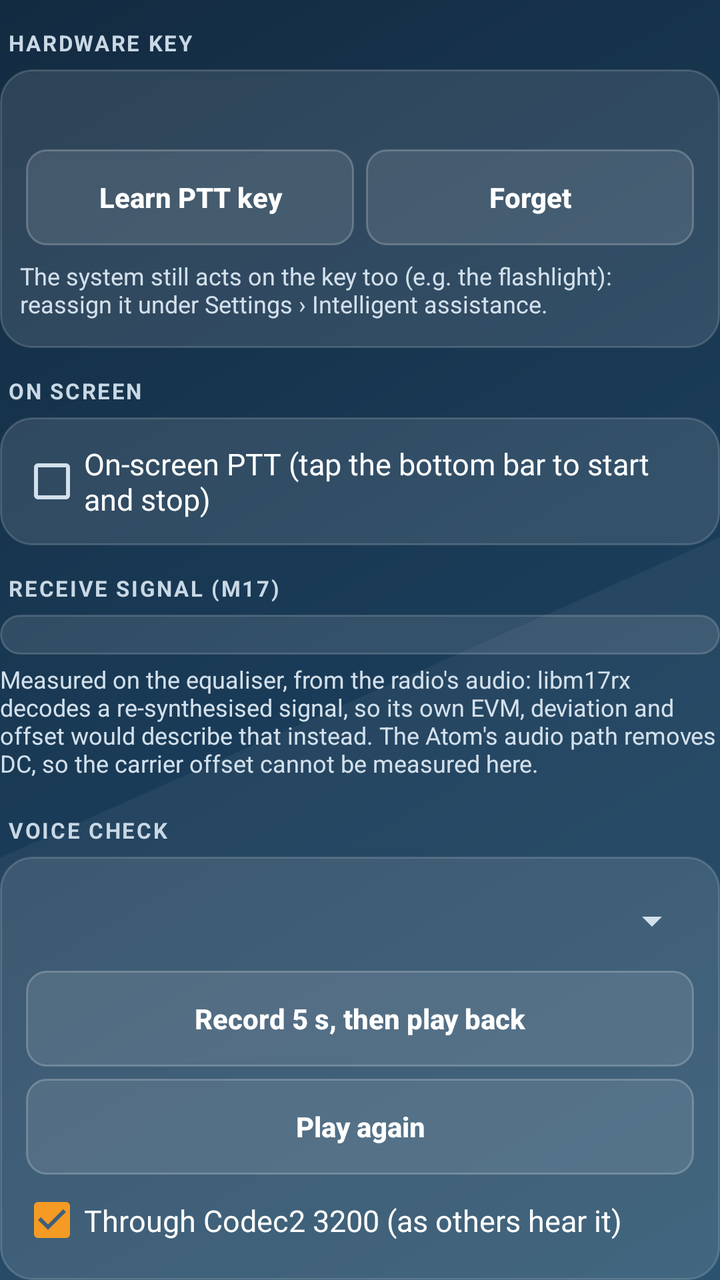
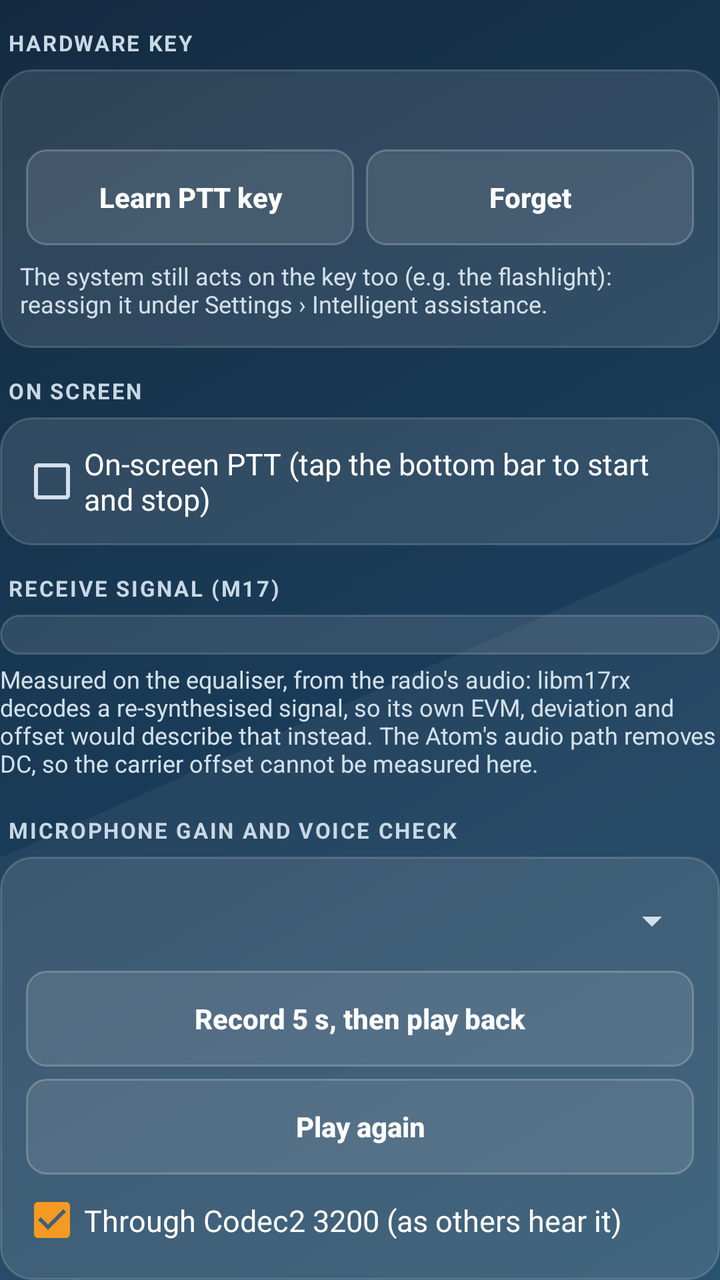

Before-and-after screenshots of an Android layout around one commit, followed by the original layout XML and the change that was made.
<!-- AndroidManifest.xml: application theme AppTheme -->
<!-- res/layout/tab_device.xml -->
<?xml version="1.0" encoding="utf-8"?>
<LinearLayout xmlns:android="http://schemas.android.com/apk/res/android"
    android:layout_width="match_parent" android:layout_height="wrap_content" android:orientation="vertical">

    <LinearLayout android:id="@+id/grpPtt" android:layout_width="match_parent" android:layout_height="wrap_content" android:orientation="vertical">
        <TextView style="@style/Head" android:text="Hardware key" />
        <LinearLayout style="@style/Group">
            <TextView android:id="@+id/pttInfo" style="@style/Note" android:textSize="14sp" android:textColor="@color/white" />
            <LinearLayout style="@style/Row">
                <Button android:id="@+id/pttLearn" style="@style/Small" android:layout_width="0dp" android:layout_weight="1" android:text="Learn PTT key" />
                <Button android:id="@+id/pttForget" style="@style/Small" android:layout_width="0dp" android:layout_weight="1" android:text="Forget" />
            </LinearLayout>
            <TextView style="@style/Note" android:text="The system still acts on the key too (e.g. the flashlight): reassign it under Settings › Intelligent assistance." />
        </LinearLayout>
        <TextView style="@style/Head" android:text="On screen" />
        <LinearLayout style="@style/Group">
            <CheckBox android:id="@+id/softPtt" style="@style/Check" android:text="On-screen PTT (tap the bottom bar to start and stop)" />
        </LinearLayout>
    </LinearLayout>

    <LinearLayout android:id="@+id/grpBench" android:layout_width="match_parent" android:layout_height="wrap_content" android:orientation="vertical">
        <TextView style="@style/Head" android:text="Receive signal (M17)" />
        <LinearLayout android:id="@+id/signalBox" style="@style/Group" />
        <TextView style="@style/Note" android:text="Measured on the equaliser, from the radio's audio: libm17rx decodes a re-synthesised signal, so its own EVM, deviation and offset would describe that instead. The Atom's audio path removes DC, so the carrier offset cannot be measured here." />
        <TextView style="@style/Head" android:text="Voice check" />
        <LinearLayout style="@style/Group">
            <Spinner android:id="@+id/micGain" style="@style/Spin" />
            <Button android:id="@+id/voiceRec" style="@style/Big" android:text="Record 5 s, then play back" />
            <Button android:id="@+id/voicePlay" style="@style/Big" android:text="Play again" />
            <CheckBox android:id="@+id/voiceCodec" style="@style/Check" android:checked="true" android:text="Through Codec2 3200 (as others hear it)" />
            <TextView android:id="@+id/voiceInfo" style="@style/Note" />
            <TextView style="@style/Note" android:text="The microphone gain applies to M17 and FM transmit. Speak as you would into the radio; aim for peaks around −12 dBFS." />
        </LinearLayout>

        <TextView style="@style/Head" android:text="Transmit test" />
        <LinearLayout style="@style/Group">
            <Button android:id="@+id/testTx" style="@style/Big" android:text="M17 test: 10 s of a 1 kHz tone" />
            <TextView style="@style/Note" android:text="Keys the transmitter without the microphone or the PTT key: use a dummy load or a frequency you may use." />
        </LinearLayout>
        <TextView style="@style/Head" android:text="Receive recording" />
        <LinearLayout style="@style/Group">
            <Button android:id="@+id/record" style="@style/Big" android:text="Record M17 receive audio (30 s)" />
            <TextView style="@style/Note" android:text="Saves what the M17 decoder hears (8 kHz WAV) to Download/AtoM17, for checking a station that does not decode." />
        </LinearLayout>
    </LinearLayout>

    <LinearLayout android:id="@+id/grpMsgs" android:layout_width="match_parent" android:layout_height="wrap_content" android:orientation="vertical">
        <TextView style="@style/Head" android:text="Notify for" />
        <LinearLayout style="@style/Group">
            <Spinner android:id="@+id/msgNotify" style="@style/Spin" />
            <TextView style="@style/Note" android:text="Received SMS post a notification with a Reply button. The Inbox tab keeps every message either way." />
        </LinearLayout>
        <TextView style="@style/Head" android:text="Sound" />
        <LinearLayout style="@style/Group">
            <LinearLayout style="@style/Row">
                <TextView android:id="@+id/msgSoundName" style="@style/KeyText" android:fontFamily="sans-serif" android:textSize="15sp" android:textStyle="bold" />
                <Button android:id="@+id/msgSound" style="@style/Small" android:text="Choose…" />
            </LinearLayout>
        </LinearLayout>
        <TextView style="@style/Head" android:text="Vibration" />
        <LinearLayout style="@style/Group">
            <Spinner android:id="@+id/msgVibrate" style="@style/Spin" />
            <TextView style="@style/Note" android:text="The phone's ringer mode applies: silent plays nothing, vibrate only vibrates, and do-not-disturb holds both." />
        </LinearLayout>
        <Button android:id="@+id/msgTest" style="@style/Big" android:layout_marginTop="12dp" android:text="Test notification" />
    </LinearLayout>

    <LinearLayout android:id="@+id/grpScreen" android:layout_width="match_parent" android:layout_height="wrap_content" android:orientation="vertical">
        <TextView style="@style/Head" android:text="Screen" />
        <LinearLayout style="@style/Group">
            <Spinner android:id="@+id/screenOn" style="@style/Spin" />
            <Spinner android:id="@+id/wakeFor" style="@style/Spin" />
            <TextView style="@style/Note" android:text="While active: kept on during a transmission, a received stream or an open FM squelch, and 10 s after; otherwise the phone's own screen timeout applies. Waking lights the screen for 5 s." />
        </LinearLayout>
        <TextView style="@style/Head" android:text="Receive processing" />
        <LinearLayout style="@style/Group">
            <TextView android:id="@+id/dspLoad" style="@style/Note" android:textSize="14sp" android:textColor="@color/white" />
            <TextView style="@style/Note" android:text="Equaliser, decoder and audio, as a share of one CPU core, over the last 5 s (M17 mode). The log records it every 5 minutes." />
        </LinearLayout>
    </LinearLayout>

    <LinearLayout android:id="@+id/grpAbout" android:layout_width="match_parent" android:layout_height="wrap_content" android:orientation="vertical">
        <TextView style="@style/Head" android:text="AtoM17" />
        <LinearLayout style="@style/Group">
            <TextView android:id="@+id/about" style="@style/Note" android:textSize="13sp" android:textIsSelectable="true" />
        </LinearLayout>
    </LinearLayout>
</LinearLayout>
<!-- resources referenced by this layout -->
<resources>
  <color name="white">#FFFFFF</color>
  <style name="Big" parent="Small">
          <item name="android:layout_width">match_parent</item>
          <item name="android:layout_height">48dp</item>
      </style>
  <style name="Check">
          <item name="android:layout_width">match_parent</item>
          <item name="android:layout_height">wrap_content</item>
          <item name="android:minHeight">44dp</item>
          <item name="android:textColor">@color/white</item>
          <item name="android:textSize">15sp</item>
      </style>
  <style name="Group">
          <item name="android:layout_width">match_parent</item>
          <item name="android:layout_height">wrap_content</item>
          <item name="android:orientation">vertical</item>
          <item name="android:background">@drawable/card</item>
          <item name="android:padding">10dp</item>
      </style>
  <style name="Head">
          <item name="android:layout_width">match_parent</item>
          <item name="android:layout_height">wrap_content</item>
          <item name="android:textColor">@color/label</item>
          <item name="android:textStyle">bold</item>
          <item name="android:textSize">11sp</item>
          <item name="android:textAllCaps">true</item>
          <item name="android:letterSpacing">0.08</item>
          <item name="android:paddingTop">14dp</item>
          <item name="android:paddingBottom">6dp</item>
          <item name="android:paddingLeft">4dp</item>
      </style>
  <style name="KeyText">
          <item name="android:layout_width">0dp</item>
          <item name="android:layout_weight">1</item>
          <item name="android:layout_height">wrap_content</item>
          <item name="android:textColor">@color/white</item>
          <item name="android:fontFamily">monospace</item>
          <item name="android:textSize">13sp</item>
          <item name="android:paddingLeft">4dp</item>
      </style>
  <style name="Note">
          <item name="android:layout_width">match_parent</item>
          <item name="android:layout_height">wrap_content</item>
          <item name="android:textColor">@color/text3</item>
          <item name="android:textSize">12sp</item>
          <item name="android:paddingTop">4dp</item>
          <item name="android:paddingBottom">4dp</item>
      </style>
  <style name="Row">
          <item name="android:layout_width">match_parent</item>
          <item name="android:layout_height">wrap_content</item>
          <item name="android:orientation">horizontal</item>
          <item name="android:gravity">center_vertical</item>
      </style>
  <style name="Spin">
          <item name="android:layout_width">match_parent</item>
          <item name="android:layout_height">wrap_content</item>
          <item name="android:minHeight">44dp</item>
          <item name="android:spinnerMode">dialog</item>
      </style>
  <!-- drawable card (drawable) -->
  <?xml version="1.0" encoding="utf-8"?>
  <shape xmlns:android="http://schemas.android.com/apk/res/android">
      <corners android:radius="16dp" /><solid android:color="#1CFFFFFF" /><stroke android:width="1dp" android:color="#29FFFFFF" />
  </shape>
  <color name="label">#C9D8E5</color>
  <color name="text3">#D3E0EB</color>
  <color name="orange">#F59A23</color>
  <color name="bg_top">#132B41</color>
  <color name="nav_bar">#1F4A68</color>
  <style name="Dialog" parent="@android:style/Theme.DeviceDefault.Dialog.Alert">
          <item name="android:colorAccent">@color/orange</item>
          <item name="android:colorBackground">@color/bg_mid</item>
          <item name="android:textColorPrimary">@color/white</item>
          <item name="android:textColorSecondary">@color/text3</item>
      </style>
  <color name="bg_mid">#1A3B57</color>
  <color name="bg_bottom">#1F4A68</color>
  <!-- unchanged entries left out for length: 4 -->
</resources>

<!-- the commit's change to res/layout/tab_device.xml (unified diff, before → after) -->
@@ -22,7 +22,7 @@
         <TextView style="@style/Head" android:text="Receive signal (M17)" />
         <LinearLayout android:id="@+id/signalBox" style="@style/Group" />
         <TextView style="@style/Note" android:text="Measured on the equaliser, from the radio's audio: libm17rx decodes a re-synthesised signal, so its own EVM, deviation and offset would describe that instead. The Atom's audio path removes DC, so the carrier offset cannot be measured here." />
-        <TextView style="@style/Head" android:text="Voice check" />
+        <TextView style="@style/Head" android:text="Microphone gain and voice check" />
         <LinearLayout style="@style/Group">
             <Spinner android:id="@+id/micGain" style="@style/Spin" />
             <Button android:id="@+id/voiceRec" style="@style/Big" android:text="Record 5 s, then play back" />
@@ -41,6 +41,11 @@
         <LinearLayout style="@style/Group">
             <Button android:id="@+id/record" style="@style/Big" android:text="Record M17 receive audio (30 s)" />
             <TextView style="@style/Note" android:text="Saves what the M17 decoder hears (8 kHz WAV) to Download/AtoM17, for checking a station that does not decode." />
+        </LinearLayout>
+        <TextView style="@style/Head" android:text="Receive processing" />
+        <LinearLayout style="@style/Group">
+            <TextView android:id="@+id/dspLoad" style="@style/Note" android:textSize="14sp" android:textColor="@color/white" />
+            <TextView style="@style/Note" android:text="Equaliser, decoder and audio, as a share of one CPU core, over the last 5 s (M17 mode). The log records it every 5 minutes." />
         </LinearLayout>
     </LinearLayout>
 
@@ -72,11 +77,6 @@
             <Spinner android:id="@+id/wakeFor" style="@style/Spin" />
             <TextView style="@style/Note" android:text="While active: kept on during a transmission, a received stream or an open FM squelch, and 10 s after; otherwise the phone's own screen timeout applies. Waking lights the screen for 5 s." />
         </LinearLayout>
-        <TextView style="@style/Head" android:text="Receive processing" />
-        <LinearLayout style="@style/Group">
-            <TextView android:id="@+id/dspLoad" style="@style/Note" android:textSize="14sp" android:textColor="@color/white" />
-            <TextView style="@style/Note" android:text="Equaliser, decoder and audio, as a share of one CPU core, over the last 5 s (M17 mode). The log records it every 5 minutes." />
-        </LinearLayout>
     </LinearLayout>
 
     <LinearLayout android:id="@+id/grpAbout" android:layout_width="match_parent" android:layout_height="wrap_content" android:orientation="vertical">
